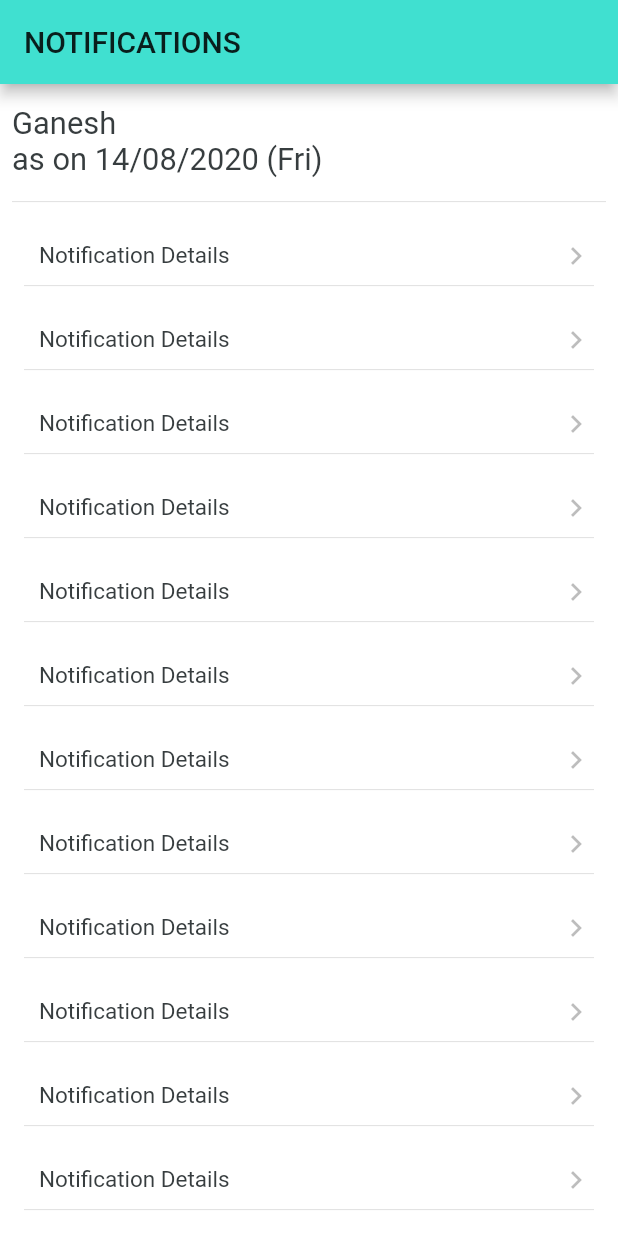
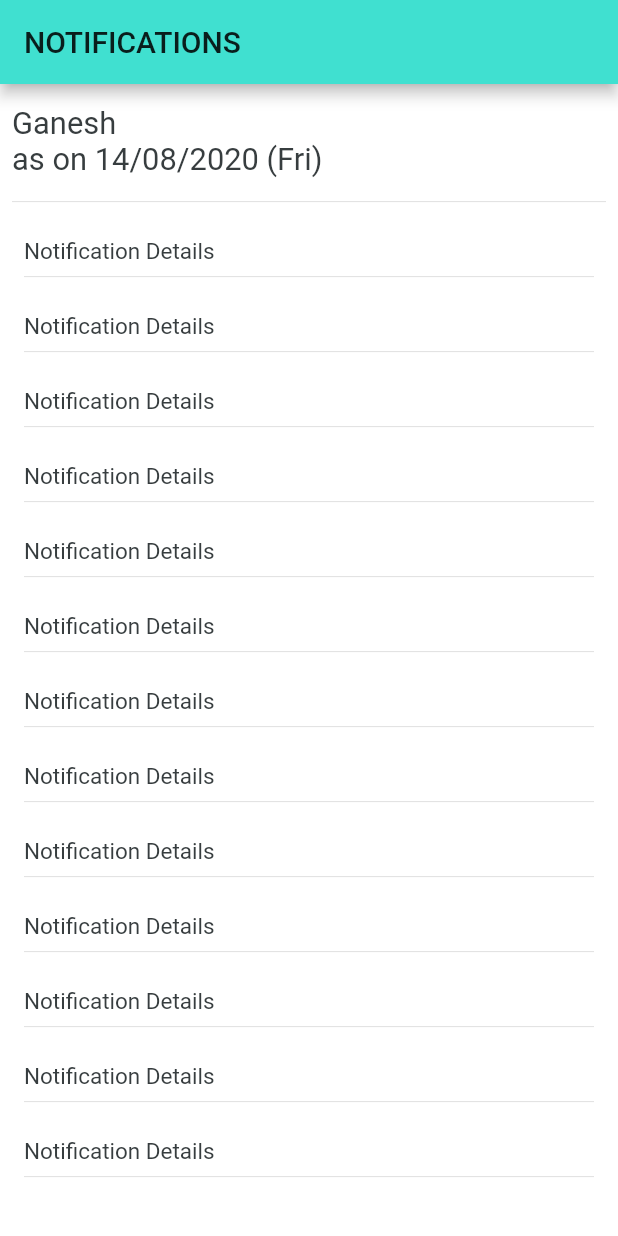
Before and after one commit to samyakOO7/finanace-app1, a Flutter app: the screen it shows after launch, on a phone screen of 412 x 824 dp. Run offline on Flutter 3.47's test engine with Material 2 defaults, Android fonts, the phone set to English and light mode, and no system bars; our stand-ins replace firebase_auth, google_sign_in, otp_text_field, percent_indicator, pie_chart, string_validator; accounts and stored records are empty.

Commit message:
updated NotificationPage

```diff
--- a/lib/NotificationPage.dart
+++ b/lib/NotificationPage.dart
@@ -94,28 +94,17 @@ class _NotificationPageState extends State<NotificationPage> {
       padding: const EdgeInsets.all(8.0),
       child: Column(
         children: [
-          Row(
-            crossAxisAlignment: CrossAxisAlignment.center,
-            children: [
           SizedBox(width: 10.0,),
-              Text(notificationDetails[index],
+          Align(
+            alignment: Alignment.centerLeft,
+            child: Text(notificationDetails[index],
               style: TextStyle(
                 fontSize: 15,
                 color: Color(0xff373D3F),
               ),
             ),
+          ),
           SizedBox(width: 10.0,),
-              Expanded(
-                child: GestureDetector(
-                    child:Align(
-                        alignment: Alignment.bottomRight,
-                        child: Icon(Icons.keyboard_arrow_right,
-                          color: Colors.black26,),),
-                  onTap: (){},
-                ),
-              ),
-        ],
-      ),
           Divider(),
       ],
     ),
```
Also changed, not shown: lib/test_.dart (added, +67 -0 lines). Lines whose indentation alone changed are shown as unchanged.
